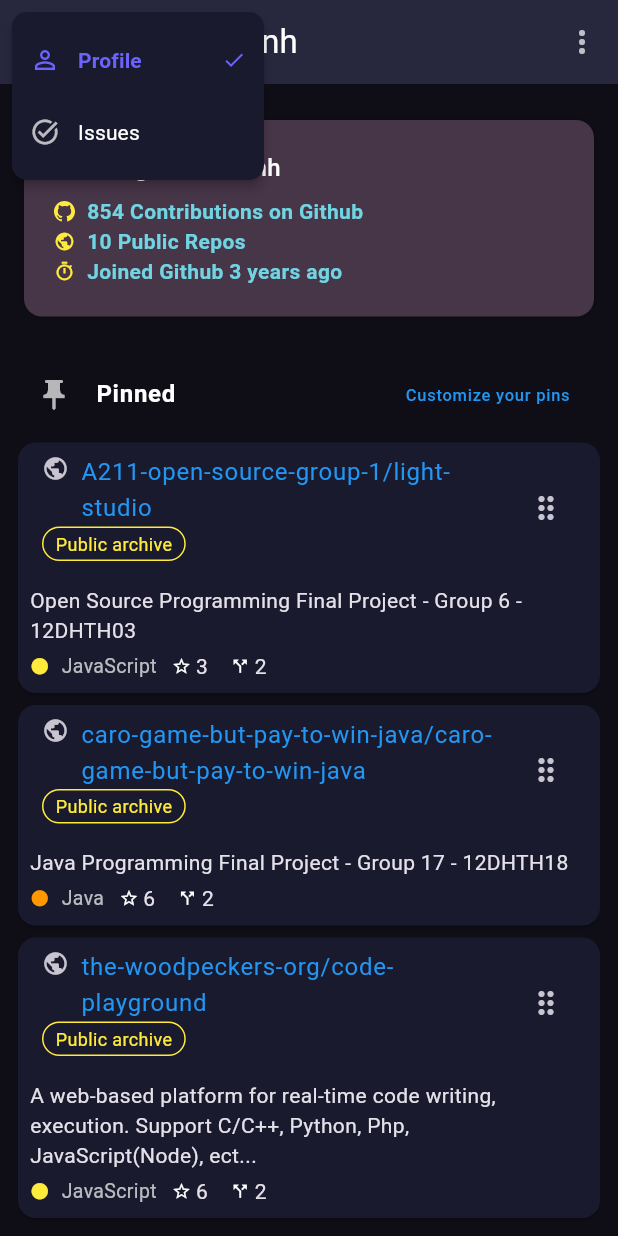
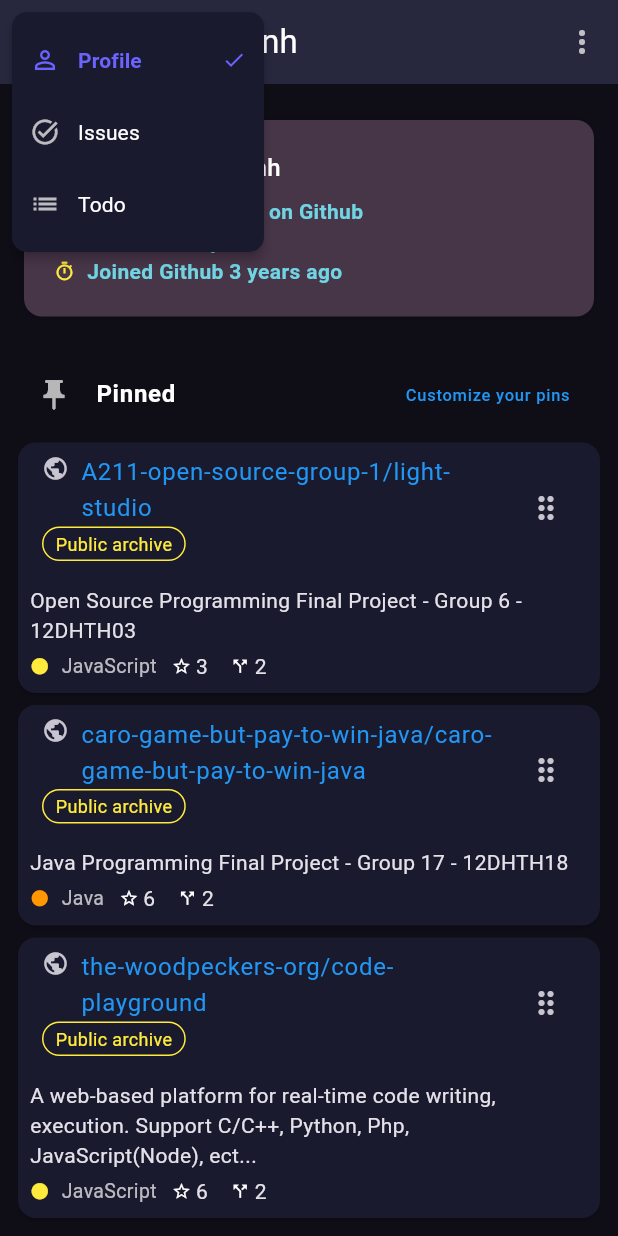
Before and after one commit to barovinh/flutter, a Flutter app: the screen it shows after launch, scrolled down 532 dp, after a tap on the "menu" icon, on a phone screen of 412 x 824 dp. Run offline on Flutter 3.47's test engine with Material 3 defaults, Android fonts, the phone set to English and light mode, and no system bars; our stand-ins replace flutter_svg, get; accounts and stored records are empty; network calls fail.

Commit message:
add todo feature with API integration and UI components

```diff
--- a/lib/app_pages.dart
+++ b/lib/app_pages.dart
@@ -8,6 +8,7 @@
 import 'package:todo_training/features/issue/issue_detail_binding.dart';
 
 import 'package:todo_training/features/edit-profile/views/edit_profile_page.dart';
+import 'package:todo_training/features/to-do/widgets/todo_page.dart';
 
 class AppPages {
   static final pages = [
@@ -33,5 +34,7 @@
       page: () => IssueDetailPage(),
       binding: IssueDetailBinding(),
     ),
+
+    GetPage(name: AppRoutes.todo, page: () => TodoPage()),
   ];
 }
--- a/lib/app_routes.dart
+++ b/lib/app_routes.dart
@@ -3,4 +3,5 @@
   static const profile = '/profile';
   static const editProfile = '/edit-profile';
   static const issueDetail = '/issue-detail';
+  static const todo = '/to-do';
 }
--- /dev/null
+++ b/lib/model/todo.dart
@@ -0,0 +1,38 @@
+class Todo {
+  final int id;
+  final String todo;
+  final bool completed;
+  final int userId;
+
+  Todo({
+    required this.id,
+    required this.todo,
+    required this.completed,
+    required this.userId,
+  });
+
+  factory Todo.fromJson(Map<String, dynamic> json) {
+    return Todo(
+      id: json['id'] as int,
+      todo: json['todo'] as String,
+      completed: json['completed'] as bool,
+      userId: json['userId'] as int,
+    );
+  }
+
+  Map<String, dynamic> toJson() => {
+    'id': id,
+    'todo': todo,
+    'completed': completed,
+    'userId': userId,
+  };
+
+  Todo copyWith({String? todo, bool? completed}) {
+    return Todo(
+      id: id,
+      todo: todo ?? this.todo,
+      completed: completed ?? this.completed,
+      userId: userId,
+    );
+  }
+}
--- a/lib/widgets/shared_app_bar.dart
+++ b/lib/widgets/shared_app_bar.dart
@@ -31,6 +31,8 @@
                 Navigator.pushReplacementNamed(context, '/profile');
               } else if (value == 'issues' && currentPage != 'issues') {
                 Navigator.pushReplacementNamed(context, '/issues');
+              } else if (value == 'todo' && currentPage != 'todo') {
+                Navigator.popAndPushNamed(context, '/to-do');
               }
             },
             itemBuilder: (context) => [
@@ -86,6 +88,32 @@
                     if (currentPage == 'issues') ...[
                       const Spacer(),
                       const Icon(Icons.check, color: kPurple, size: 16),
+                    ],
+                  ],
+                ),
+              ),
+              PopupMenuItem(
+                value: 'todo',
+                child: Row(
+                  children: [
+                    Icon(
+                      Icons.list,
+                      color: currentPage == 'todo' ? kPurple : Colors.white70,
+                      size: 20,
+                    ),
+                    const SizedBox(width: 12),
+                    Text(
+                      'Todo',
+                      style: TextStyle(
+                        color: currentPage == 'todo' ? kPurple : Colors.white,
+                        fontWeight: currentPage == 'todo'
+                            ? FontWeight.bold
+                            : FontWeight.normal,
+                      ),
+                    ),
+                    if (currentPage == 'todo') ...[
+                      const Spacer(),
+                      const Icon(Icons.list, color: kPurple, size: 16),
                     ],
                   ],
                 ),
```
Also changed, not shown: lib/features/to-do/todo_controller.dart (added, +78 -0 lines), lib/features/to-do/widgets/todo_item.dart (added, +104 -0 lines), lib/features/to-do/widgets/todo_page.dart (added, +91 -0 lines).
